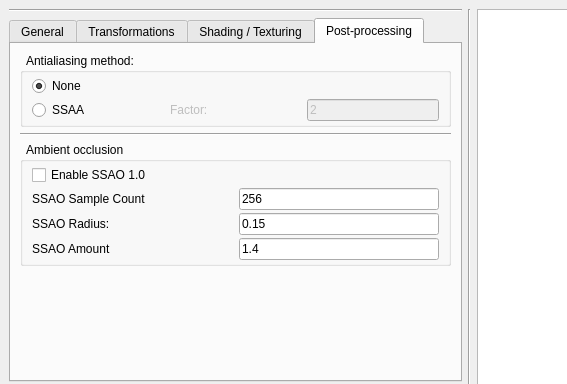
First picture: the form in tp2/projets/QT/mainwindow.ui, repository TomClabault/RayTracerCPP, before the edit; both pictures show x 0 to 567 and y 0 to 384 of the 1086 by 589 pixel window.
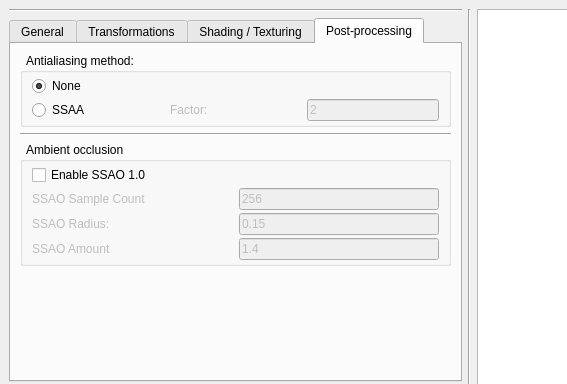
Second picture: the form after the edit. The open tabs and pages were chosen to show the change.

What changed in the file:
```diff
--- a/tp2/projets/QT/mainwindow.ui
+++ b/tp2/projets/QT/mainwindow.ui
@@ -1046,6 +1046,9 @@
                </item>
                <item row="1" column="0">
                 <widget class="QLabel" name="ssao_1_sample_count_label">
+                 <property name="enabled">
+                  <bool>false</bool>
+                 </property>
                  <property name="sizePolicy">
                   <sizepolicy hsizetype="Minimum" vsizetype="Preferred">
                    <horstretch>0</horstretch>
@@ -1059,6 +1062,9 @@
                </item>
                <item row="1" column="1">
                 <widget class="QLineEdit" name="ssao_1_sample_count_edit">
+                 <property name="enabled">
+                  <bool>false</bool>
+                 </property>
                  <property name="sizePolicy">
                   <sizepolicy hsizetype="Minimum" vsizetype="Fixed">
                    <horstretch>0</horstretch>
@@ -1072,6 +1078,9 @@
                </item>
                <item row="2" column="0">
                 <widget class="QLabel" name="ssao_1_radius_label">
+                 <property name="enabled">
+                  <bool>false</bool>
+                 </property>
                  <property name="sizePolicy">
                   <sizepolicy hsizetype="Minimum" vsizetype="Preferred">
                    <horstretch>0</horstretch>
@@ -1085,6 +1094,9 @@
                </item>
                <item row="2" column="1">
                 <widget class="QLineEdit" name="ssao_1_radius_edit">
+                 <property name="enabled">
+                  <bool>false</bool>
+                 </property>
                  <property name="sizePolicy">
                   <sizepolicy hsizetype="Minimum" vsizetype="Fixed">
                    <horstretch>0</horstretch>
@@ -1098,6 +1110,9 @@
                </item>
                <item row="3" column="0">
                 <widget class="QLabel" name="ssao_1_amount_label">
+                 <property name="enabled">
+                  <bool>false</bool>
+                 </property>
                  <property name="sizePolicy">
                   <sizepolicy hsizetype="Minimum" vsizetype="Preferred">
                    <horstretch>0</horstretch>
@@ -1111,6 +1126,9 @@
                </item>
                <item row="3" column="1">
                 <widget class="QLineEdit" name="ssao_1_amount_edit">
+                 <property name="enabled">
+                  <bool>false</bool>
+                 </property>
                  <property name="sizePolicy">
                   <sizepolicy hsizetype="Minimum" vsizetype="Fixed">
                    <horstretch>0</horstretch>
```
Left out of the diff: 2 changed lines with no effect on the pictures.
